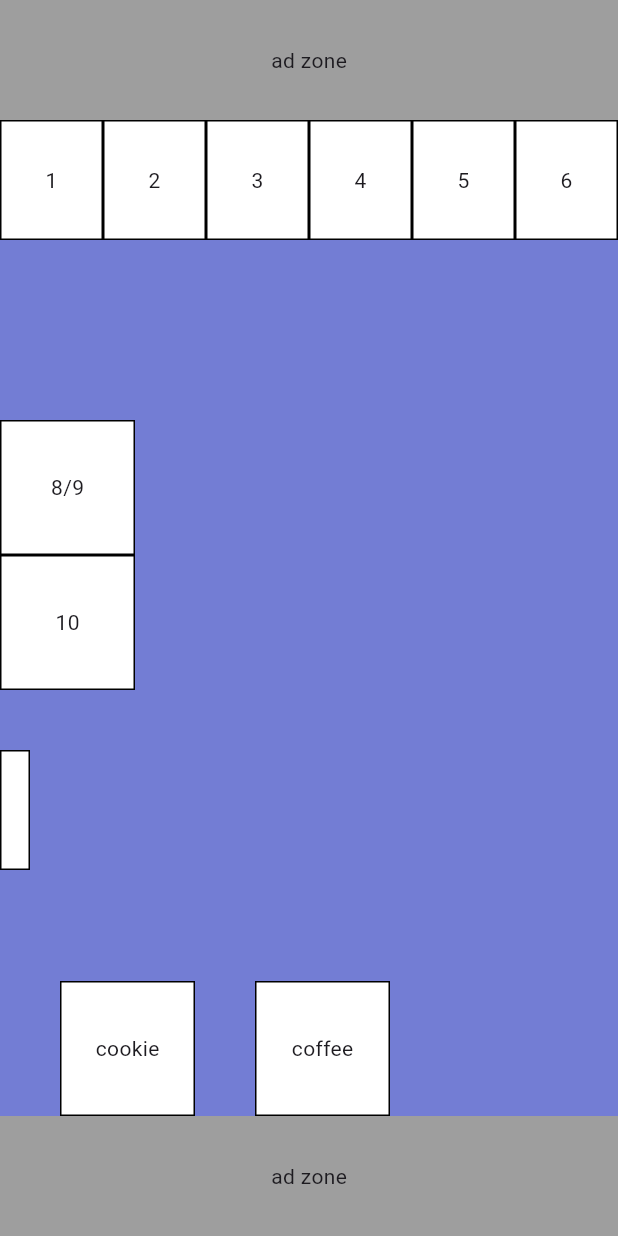
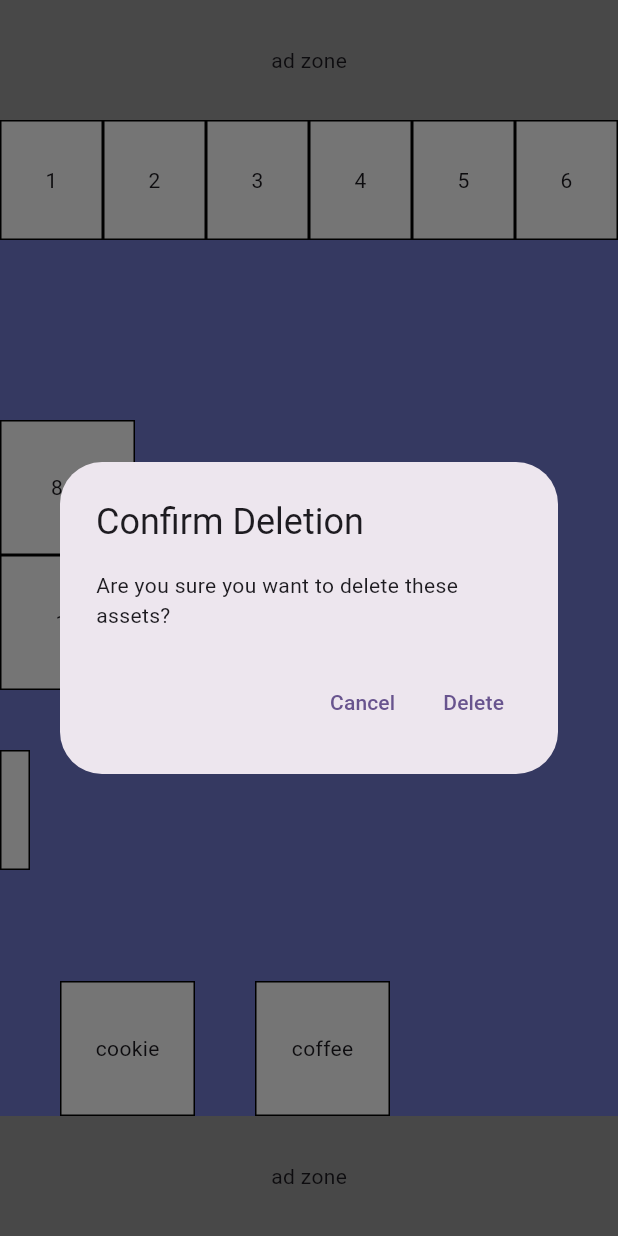
Before and after one commit to Abderrahmane07/Laverie, a Flutter app: the screen it shows after launch, after a tap on an icon or button, on a phone screen of 412 x 824 dp. Run offline on Flutter 3.47's test engine with Material 2 defaults, Android fonts, the phone set to English and light mode, and no system bars.

```diff
--- a/lib/machine_button_widget.dart
+++ b/lib/machine_button_widget.dart
@@ -14,9 +14,36 @@ class MachineButton extends StatelessWidget {
 
   @override
   Widget build(BuildContext context) {
+    void openDialogForMachine() {
+      showDialog(
+        context: context,
+        builder: (BuildContext context) {
+          return AlertDialog(
+            title: const Text(
+              'Confirm Deletion',
+            ),
+            content: const Text(
+              'Are you sure you want to delete these assets?',
+            ),
+            actions: [
+              TextButton(
+                child: const Text('Cancel'),
+                onPressed: () {},
+              ),
+              TextButton(
+                child: const Text('Delete'),
+                onPressed: () {},
+              ),
+            ],
+          );
+        },
+      );
+    }
+
     return InkWell(
       onTap: () {
-        print('machine $machineNumber tapped');
+        // print('machine $machineNumber tapped');
+        openDialogForMachine();
       },
       child: Container(
         height: height ?? 80,
```
